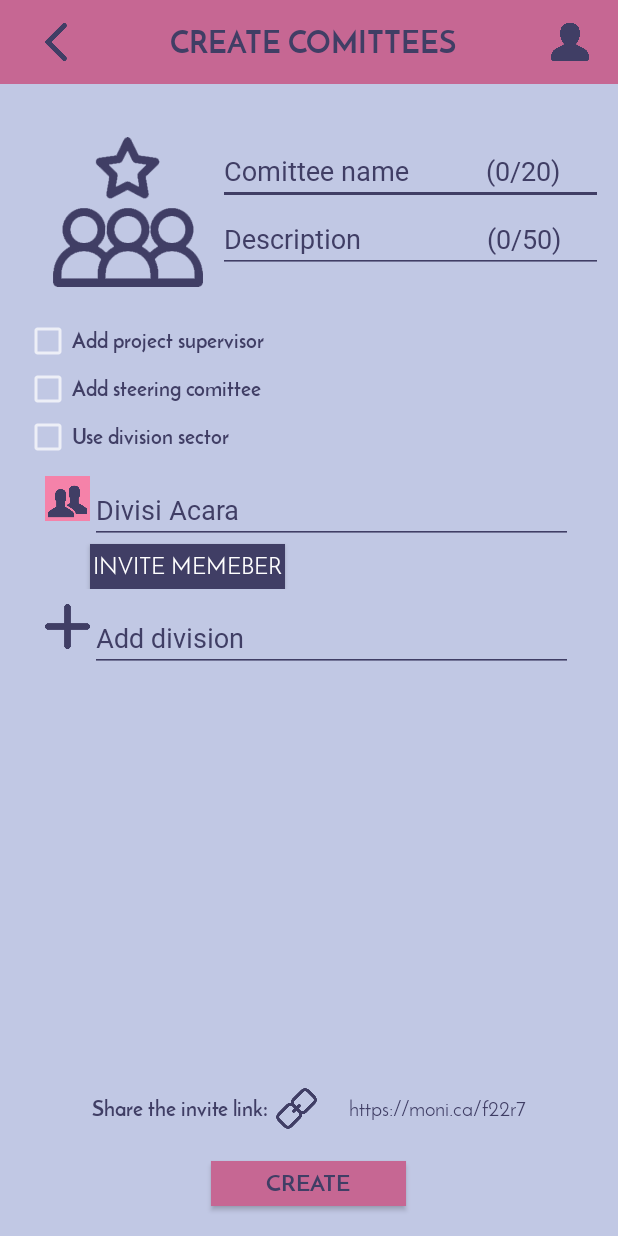
After one commit to realicejoanne/monica-dev, an Android app: the CreateComittees screen opened directly, with no data from a screen before it, on a phone screen of 412 x 824 dp. The commit adds this screen. Run offline under Robolectric (Android 15) with nearby library versions, the phone set to English and light mode, and no system bars.

Commit message:
Baru layout create_committees, fungsi blm

```diff
--- a/Monica/app/src/main/AndroidManifest.xml
+++ b/Monica/app/src/main/AndroidManifest.xml
@@ -9,7 +9,6 @@
         android:roundIcon="@mipmap/ic_launcher_round"
         android:supportsRtl="true"
         android:theme="@style/AppTheme">
-
         <activity android:name=".Splash">
             <intent-filter>
                 <action android:name="android.intent.action.MAIN" />
@@ -19,7 +18,7 @@
         </activity>
         <activity android:name=".Auth" />
         <activity android:name=".MainActivity" />
-
+        <activity android:name=".CreateComittees"></activity>
     </application>
 
 </manifest>
--- /dev/null
+++ b/Monica/app/src/main/java/unpad/rockbottom/monica/CreateComittees.java
@@ -0,0 +1,16 @@
+package unpad.rockbottom.monica;
+
+import android.support.v7.app.AppCompatActivity;
+import android.os.Bundle;
+import android.support.v7.widget.Toolbar;
+
+public class CreateComittees extends AppCompatActivity {
+
+    @Override
+    protected void onCreate(Bundle savedInstanceState) {
+        super.onCreate(savedInstanceState);
+        setContentView(R.layout.activity_create_comittees);
+        Toolbar toolbar = (Toolbar) findViewById(R.id.create_comittees_appbar);
+        setSupportActionBar(toolbar);
+    }
+}
--- a/Monica/app/src/main/java/unpad/rockbottom/monica/MainActivity.java
+++ b/Monica/app/src/main/java/unpad/rockbottom/monica/MainActivity.java
@@ -1,7 +1,10 @@
 package unpad.rockbottom.monica;
 
+import android.content.Intent;
 import android.support.v7.app.AppCompatActivity;
 import android.os.Bundle;
+import android.view.View;
+import android.widget.Button;
 
 public class MainActivity extends AppCompatActivity {
 
@@ -9,5 +12,12 @@ public class MainActivity extends AppCompatActivity {
     protected void onCreate(Bundle savedInstanceState) {
         super.onCreate(savedInstanceState);
         setContentView(R.layout.activity_main);
+        Button btn = (Button) findViewById(R.id.create_comittees_homepage);
+        btn.setOnClickListener(new View.OnClickListener() {
+            @Override
+            public void onClick(View view) {
+                startActivity(new Intent(MainActivity.this,CreateComittees.class));
+            }
+        });
     }
 }
--- /dev/null
+++ b/Monica/app/src/main/res/layout/activity_create_comittees.xml
@@ -0,0 +1,179 @@
+<?xml version="1.0" encoding="utf-8"?>
+<RelativeLayout xmlns:android="http://schemas.android.com/apk/res/android"
+    xmlns:app="http://schemas.android.com/apk/res-auto"
+    xmlns:tools="http://schemas.android.com/tools"
+    android:layout_width="match_parent"
+    android:layout_height="match_parent"
+    android:background="@color/gray"
+    android:id="@+id/create_comittees_layout"
+    tools:context=".CreateComittees">
+    <include
+        layout="@layout/create_comittees_appbar"
+        android:id="@+id/create_comittees_appbar">
+    </include>
+    <ScrollView
+        android:layout_below="@+id/create_comittees_appbar"
+        android:layout_width="match_parent"
+        android:layout_height="wrap_content">
+        <LinearLayout
+
+            android:id="@+id/veronica"
+            android:orientation="vertical"
+            android:layout_width="match_parent"
+            android:layout_height="match_parent">
+            <RelativeLayout
+                android:paddingTop="35dp"
+                android:paddingLeft="35dp"
+                android:paddingBottom="20dp"
+                android:layout_width="match_parent"
+                android:layout_height="wrap_content">
+                <ImageView
+                    android:id="@+id/comittees_icon"
+                    android:src="@drawable/committee"
+                    android:layout_width="100dp"
+                    android:layout_height="100dp" />
+                <EditText
+                    android:layout_marginLeft="10dp"
+                    android:layout_marginRight="10dp"
+                    android:layout_toRightOf="@id/comittees_icon"
+                    android:maxLength="20"
+                    app:backgroundTint = "@color/purple"
+                    android:textColorHint="@color/purple"
+                    android:id="@+id/comittees_name"
+                    android:fontFamily="@font/josefinsans_italic"
+                    android:hint="Comittee name           (0/20)"
+                    android:layout_width="match_parent"
+                    android:layout_height="wrap_content" />
+                <EditText
+                    android:layout_marginRight="10dp"
+                    android:layout_marginLeft="10dp"
+                    android:layout_below="@id/comittees_name"
+                    android:layout_toRightOf="@id/comittees_icon"
+                    android:maxLength="50"
+                    app:backgroundTint = "@color/purple"
+                    android:id="@+id/comittees_description"
+                    android:textColorHint="@color/purple"
+                    android:fontFamily="@font/josefinsans_italic"
+                    android:hint="Description                  (0/50)"
+                    android:layout_width="match_parent"
+                    android:layout_height="wrap_content" />
+            </RelativeLayout>
+            <CheckBox
+                android:layout_marginLeft="16dp"
+                android:textColor="@color/purple"
+                android:fontFamily="@font/josefinsans_bold"
+                android:text="Add project supervisor"
+                android:layout_width="match_parent"
+                android:layout_height="wrap_content" />
+            <CheckBox
+                android:layout_marginLeft="16dp"
+                android:textColor="@color/purple"
+                android:fontFamily="@font/josefinsans_bold"
+                android:text="Add steering comittee"
+                android:layout_width="match_parent"
+                android:layout_height="wrap_content" />
+            <CheckBox
+                android:layout_marginLeft="16dp"
+                android:textColor="@color/purple"
+                android:fontFamily="@font/josefinsans_bold"
+                android:text="Use division sector"
+                android:layout_width="match_parent"
+                android:layout_height="wrap_content" />
+            <RelativeLayout
+                android:paddingTop="10dp"
+                android:paddingLeft="30dp"
+                android:paddingRight="30dp"
+                android:id="@+id/create_division"
+                android:layout_width="match_parent"
+                android:layout_height="wrap_content">
+                <ImageView
+                    android:id="@+id/divison_icon"
+                    android:src="@drawable/grouppic"
+                    android:layout_width="30dp"
+                    android:layout_height="30dp" />
+                <EditText
+                    android:id="@+id/division_name"
+                    android:layout_toRightOf="@id/divison_icon"
+                    app:backgroundTint = "@color/purple"
+                    android:textColorHint="@color/purple"
+                    android:fontFamily="@font/josefinsans_italic"
+                    android:hint="Divisi Acara"
+                    android:layout_width="match_parent"
+                    android:layout_height="wrap_content" />
+                <Button
+                    android:textSize="15dp"
+                    android:textColor="@color/white"
+                    android:text="Invite Memeber"
+                    android:fontFamily="@font/josefinsans_regular"
+                    android:background="@color/purple"
+                    android:layout_toRightOf="@id/divison_icon"
+                    android:layout_below="@+id/division_name"
+                    android:id="@+id/invite_member"
+                    android:layout_width="130dp"
+                    android:layout_height="30dp" />
+            </RelativeLayout>
+            <RelativeLayout
+                android:paddingTop="10dp"
+                android:paddingLeft="30dp"
+                android:paddingRight="30dp"
+                android:id="@+id/add_division"
+                android:layout_width="match_parent"
+                android:layout_height="wrap_content">
+                <ImageView
+                    android:id="@+id/divison_icon2"
+                    android:src="@drawable/addchat"
+                    android:layout_width="30dp"
+                    android:layout_height="30dp" />
+                <EditText
+                    android:id="@+id/division_name2"
+                    android:layout_toRightOf="@id/divison_icon2"
+                    app:backgroundTint = "@color/purple"
+                    android:textColorHint="@color/purple"
+                    android:fontFamily="@font/josefinsans_italic"
+                    android:hint="Add division"
+                    android:layout_width="match_parent"
+                    android:layout_height="wrap_content" />
+            </RelativeLayout>
+        </LinearLayout>
+    </ScrollView>
+    <LinearLayout
+        android:layout_above="@id/create_comittees_button"
+        android:gravity="center"
+        android:orientation="horizontal"
+        android:paddingBottom="20dp"
+        android:layout_width="match_parent"
+        android:layout_height="wrap_content">
+        <TextView
+            android:layout_gravity="center"
+            android:fontFamily="@font/josefinsans_bold"
+            android:textColor="@color/purple"
+            android:text="Share the invite link: "
+            android:layout_width="wrap_content"
+            android:layout_height="wrap_content" />
+        <ImageView
+            android:src="@drawable/link"
+            android:id="@+id/icon_invite_link"
+            android:layout_width="30dp"
+            android:layout_height="30dp" />
+        <TextView
+            android:paddingLeft="20dp"
+            android:layout_gravity="center"
+            android:fontFamily="@font/josefinsans_regular"
+            android:textColor="@color/purple"
+            android:text="https://moni.ca/f22r7"
+            android:layout_width="wrap_content"
+            android:layout_height="wrap_content" />
+    </LinearLayout>
+    <Button
+        android:layout_marginBottom="20dp"
+        android:layout_centerHorizontal="true"
+        android:layout_alignParentBottom="true"
+        android:textSize="15dp"
+        android:textColor="@color/purple"
+        android:text="create"
+        android:id="@+id/create_comittees_button"
+        android:fontFamily="@font/josefinsans_bold"
+        android:background="@color/colorPrimary"
+        android:layout_width="130dp"
+        android:layout_height="30dp" />
+</RelativeLayout>
--- a/Monica/app/src/main/res/layout/activity_main.xml
+++ b/Monica/app/src/main/res/layout/activity_main.xml
@@ -14,5 +14,10 @@
         app:layout_constraintLeft_toLeftOf="parent"
         app:layout_constraintRight_toRightOf="parent"
         app:layout_constraintTop_toTopOf="parent" />
+    <Button
+        android:id="@+id/create_comittees_homepage"
+        android:text="create comittees"
+        android:layout_width="wrap_content"
+        android:layout_height="wrap_content" />
 
 </android.support.constraint.ConstraintLayout>
--- /dev/null
+++ b/Monica/app/src/main/res/layout/create_comittees_appbar.xml
@@ -0,0 +1,32 @@
+<?xml version="1.0" encoding="utf-8"?>
+<android.support.v7.widget.Toolbar xmlns:android="http://schemas.android.com/apk/res/android"
+    android:layout_width="match_parent"
+    android:layout_height="wrap_content"
+    android:background="@color/colorPrimary">
+    <LinearLayout
+        android:layout_width="match_parent"
+        android:layout_height="match_parent">
+        <ImageView
+            android:src="@drawable/back"
+            android:layout_weight="0.1"
+            android:layout_width="0dp"
+            android:layout_height="match_parent" />
+        <TextView
+            android:textColor="@color/purple"
+            android:textStyle="bold"
+            android:textSize="20dp"
+            android:fontFamily="@font/josefinsans_bold"
+            android:gravity="center"
+            android:layout_weight="0.7"
+            android:text="CREATE COMITTEES"
+            android:layout_width="0dp"
+            android:layout_height="wrap_content" />
+        <ImageView
+            android:src="@drawable/profile"
+            android:layout_weight="0.1"
+            android:layout_marginRight="10dp"
+            android:layout_width="0dp"
+            android:layout_height="match_parent" />
+    </LinearLayout>
+
+</android.support.v7.widget.Toolbar>
```
Also changed, not shown: Monica/app/src/main/res/drawable/add.png (added), Monica/app/src/main/res/drawable/addchat.png (added), Monica/app/src/main/res/drawable/back.png (added), Monica/app/src/main/res/drawable/committee.png (added), Monica/app/src/main/res/drawable/grouppic.png (added), Monica/app/src/main/res/drawable/link.png (added), Monica/app/src/main/res/drawable/profile.png (added).
